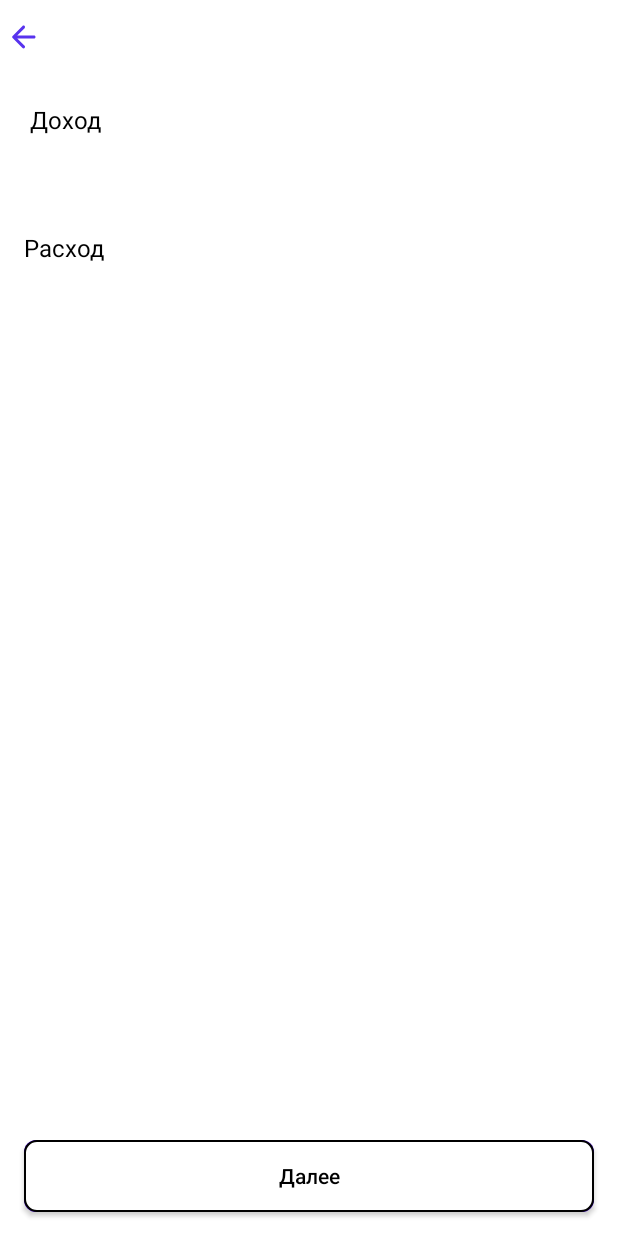
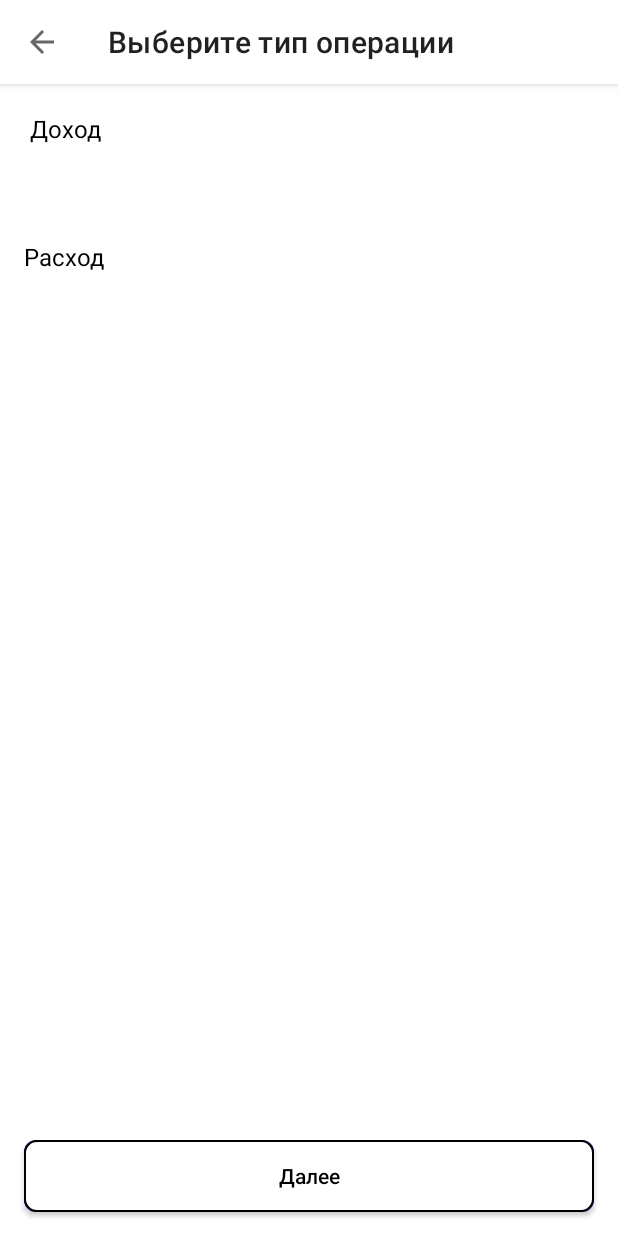
Before and after one commit to YanaGlad/KoshelOK, an Android app: the fragment FragmentSelectOperationType placed in its activity, on a phone screen of 412 x 824 dp. Run offline under Robolectric (Android 15) with nearby library versions, the phone set to English and light mode, and no system bars.

Commit message:
Added navigation via toolbar

```diff
--- a/app/src/main/java/com/example/gladkikhvlasovtinkoff/FragmentSelectOperationType.kt
+++ b/app/src/main/java/com/example/gladkikhvlasovtinkoff/FragmentSelectOperationType.kt
@@ -67,6 +67,13 @@ class FragmentSelectOperationType : Fragment() {
         return binding.root
     }
 
+    override fun onResume() {
+        super.onResume()
+
+        (activity as MainActivity?)
+            ?.setActionBarTitle(getString(R.string.choose_operation_type))
+    }
+
     private fun disableButton(){
         binding.buttonConfirmOperationType.setDisabled(context)
     }
--- a/app/src/main/java/com/example/gladkikhvlasovtinkoff/MainActivity.kt
+++ b/app/src/main/java/com/example/gladkikhvlasovtinkoff/MainActivity.kt
@@ -1,7 +1,6 @@
 package com.example.gladkikhvlasovtinkoff
 
 import android.os.Bundle
-import android.view.Menu
 import android.view.MenuItem
 import android.widget.Toast
 import androidx.appcompat.app.AppCompatActivity
@@ -14,12 +13,39 @@ class MainActivity : AppCompatActivity() {
 
     override fun onCreate(savedInstanceState: Bundle?) {
         super.onCreate(savedInstanceState)
+        supportFragmentManager.popBackStack()
+
         binding = ActivityMainBinding.inflate(layoutInflater)
         setContentView(binding.root)
 
+        binding.toolBar.title = ""
+        binding.toolBar.inflateMenu(R.menu.menu_main)
+        setSupportActionBar(binding.toolBar);
+        getSupportActionBar()?.setDisplayHomeAsUpEnabled(true);
+        getSupportActionBar()?.setDisplayShowHomeEnabled(true);
+
+        binding.toolBar.setNavigationOnClickListener { onBackPressed() }
+
     }
 
+    fun setActionBarTitle(title: String?) {
+        supportActionBar!!.title = title
+    }
+
+    override fun onOptionsItemSelected(item: MenuItem): Boolean {
+        if (item.itemId == R.id.action_settings) {
+            Toast.makeText(applicationContext, "Settings", Toast.LENGTH_SHORT).show()
+        }
+        return true
+    }
+
+
     override fun onBackPressed() {
-        super.onBackPressed()
+        val count: Int = getSupportFragmentManager().getBackStackEntryCount()
+        if (count == 0) {
+            super.onBackPressed()
+         } else {
+            getSupportFragmentManager().popBackStack()
+        }
     }
 }
--- a/app/src/main/java/com/example/gladkikhvlasovtinkoff/ui/ui/walletoperation/WalletOperationFragment.kt
+++ b/app/src/main/java/com/example/gladkikhvlasovtinkoff/ui/ui/walletoperation/WalletOperationFragment.kt
@@ -3,12 +3,14 @@ package com.example.gladkikhvlasovtinkoff.ui.ui.walletoperation
 import android.os.Bundle
 import android.view.*
 import android.widget.Toast
+import androidx.appcompat.app.AppCompatActivity
 import androidx.fragment.app.Fragment
 import androidx.fragment.app.viewModels
 import androidx.navigation.fragment.findNavController
 import androidx.navigation.fragment.navArgs
 import androidx.recyclerview.widget.LinearLayoutManager
 import androidx.recyclerview.widget.RecyclerView
+import com.example.gladkikhvlasovtinkoff.MainActivity
 import com.example.gladkikhvlasovtinkoff.R
 import com.example.gladkikhvlasovtinkoff.databinding.FragmentWalletOperationBinding
 import com.example.gladkikhvlasovtinkoff.model.WalletOperationBuilder
@@ -43,7 +45,6 @@ class WalletOperationFragment : Fragment() {
             viewModel.transactionList.value?.add(transaction!!.createModel())
     }
 
-
 override fun onCreateView(
     inflater: LayoutInflater, container: ViewGroup?,
     savedInstanceState: Bundle?
@@ -67,6 +68,8 @@ override fun onViewCreated(view: View, savedInstanceState: Bundle?) {
              }
         }
     }
+
+
     binding.walletRecycle.adapter = adapter
 
     adapter.submitList(viewModel.transactionList.value)
--- a/app/src/main/res/layout/activity_main.xml
+++ b/app/src/main/res/layout/activity_main.xml
@@ -8,6 +8,12 @@
     android:layout_height="match_parent"
     tools:context=".MainActivity">
 
+    <androidx.appcompat.widget.Toolbar
+        android:id="@+id/toolBar"
+        android:layout_width="match_parent"
+        android:layout_height="wrap_content"
+        android:background="@color/white"
+        android:elevation="4dp" />
 
     <androidx.fragment.app.FragmentContainerView
         android:id="@+id/welcomeFragment"
--- a/app/src/main/res/layout/edit_item.xml
+++ b/app/src/main/res/layout/edit_item.xml
@@ -1,6 +1,6 @@
 <?xml version="1.0" encoding="utf-8"?>
-
-<androidx.appcompat.widget.LinearLayoutCompat xmlns:android="http://schemas.android.com/apk/res/android"
+<androidx.appcompat.widget.LinearLayoutCompat
+    xmlns:android="http://schemas.android.com/apk/res/android"
     android:layout_width="wrap_content"
     android:layout_height="130dp"
     android:layout_gravity="end"
--- a/app/src/main/res/layout/fragment_my_dialog.xml
+++ b/app/src/main/res/layout/fragment_my_dialog.xml
@@ -5,8 +5,7 @@
     android:layout_height="match_parent"
     tools:context=".ui.ui.walletoperation.DeleteDialogFragment">
 
-    <!-- TODO: Update blank fragment layout -->
-    <TextView
+     <TextView
         android:layout_width="match_parent"
         android:layout_height="match_parent"
         android:text="@string/hello_blank_fragment" />
--- a/app/src/main/res/layout/fragment_select_operation_type.xml
+++ b/app/src/main/res/layout/fragment_select_operation_type.xml
@@ -1,20 +1,9 @@
 <?xml version="1.0" encoding="utf-8"?>
-<androidx.appcompat.widget.LinearLayoutCompat
-    xmlns:android="http://schemas.android.com/apk/res/android"
+<androidx.constraintlayout.widget.ConstraintLayout xmlns:android="http://schemas.android.com/apk/res/android"
     xmlns:app="http://schemas.android.com/apk/res-auto"
     android:layout_width="match_parent"
-    android:orientation="vertical"
     android:layout_height="match_parent">
 
-    <include
-        android:id="@+id/toolBar"
-        layout="@layout/my_toolbar"
-        />
-
-    <androidx.constraintlayout.widget.ConstraintLayout
-        android:layout_width="match_parent"
-        android:layout_height="match_parent"
-        >
     <androidx.constraintlayout.widget.Guideline
         android:id="@+id/startGuideline"
         android:layout_width="wrap_content"
@@ -96,5 +85,3 @@
         app:layout_constraintTop_toTopOf="@+id/textCostsType"
         app:srcCompat="@drawable/ic_checked" />
 </androidx.constraintlayout.widget.ConstraintLayout>
-
-</androidx.appcompat.widget.LinearLayoutCompat>
--- a/app/src/main/res/layout/my_toolbar.xml
+++ b/app/src/main/res/layout/my_toolbar.xml
@@ -1,5 +1,6 @@
 <?xml version="1.0" encoding="utf-8"?>
-<androidx.appcompat.widget.LinearLayoutCompat xmlns:android="http://schemas.android.com/apk/res/android"
+<androidx.appcompat.widget.LinearLayoutCompat
+    xmlns:android="http://schemas.android.com/apk/res/android"
     android:layout_width="match_parent"
     android:layout_height="50dp"
     xmlns:tools="http://schemas.android.com/tools"
--- a/app/src/main/res/layout/new_operation_selected_attribute_item.xml
+++ b/app/src/main/res/layout/new_operation_selected_attribute_item.xml
@@ -1,5 +1,6 @@
 <?xml version="1.0" encoding="utf-8"?>
-<androidx.constraintlayout.widget.ConstraintLayout xmlns:android="http://schemas.android.com/apk/res/android"
+<androidx.constraintlayout.widget.ConstraintLayout
+    xmlns:android="http://schemas.android.com/apk/res/android"
     xmlns:app="http://schemas.android.com/apk/res-auto"
     xmlns:tools="http://schemas.android.com/tools"
     android:layout_width="match_parent"
--- a/app/src/main/res/values/strings.xml
+++ b/app/src/main/res/values/strings.xml
@@ -47,4 +47,6 @@
     <string name="cancel">Отменить</string>
     <string name="delete">Удалить</string>
     <string name="delete_dialog_tag">deleteDialog</string>
+    <string name="choose_operation_type">Выберите тип операции</string>
+    <string name="new_operation">Новая операция</string>
 </resources>
```
Also changed, not shown: app/src/main/java/com/example/gladkikhvlasovtinkoff/FragmentConfirmOperationCreating.kt (+7 -0 lines), app/src/main/java/com/example/gladkikhvlasovtinkoff/FragmentSelectOperationValue.kt (+13 -6 lines), app/src/main/java/com/example/gladkikhvlasovtinkoff/ui/ui/selectcategory/FragmentSelectOperationCategory.kt (+8 -1 lines), app/src/main/res/layout/fragment_confirm_operation_created.xml (+2 -14 lines), app/src/main/res/layout/fragment_option.xml (+4 -19 lines), app/src/main/res/layout/fragment_select_operation_category.xml (+11 -21 lines), app/src/main/res/layout/fragment_select_operation_value.xml (+5 -18 lines), app/src/main/res/layout/fragment_wallet_operation.xml (+6 -45 lines). Lines whose indentation alone changed are shown as unchanged.
